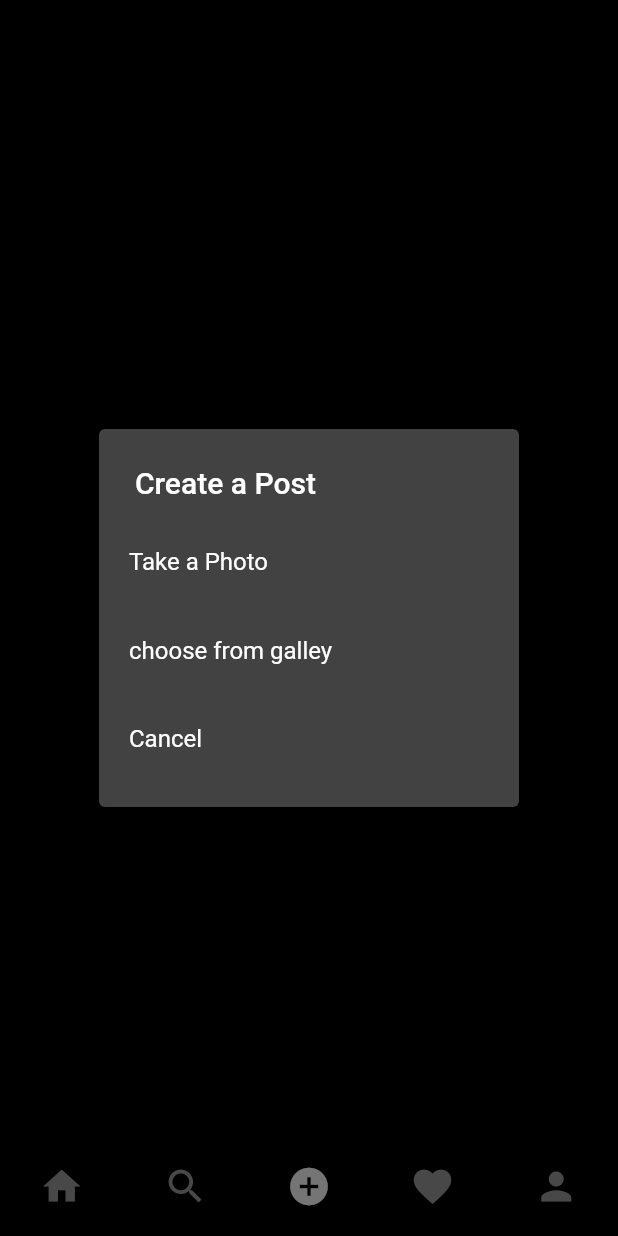
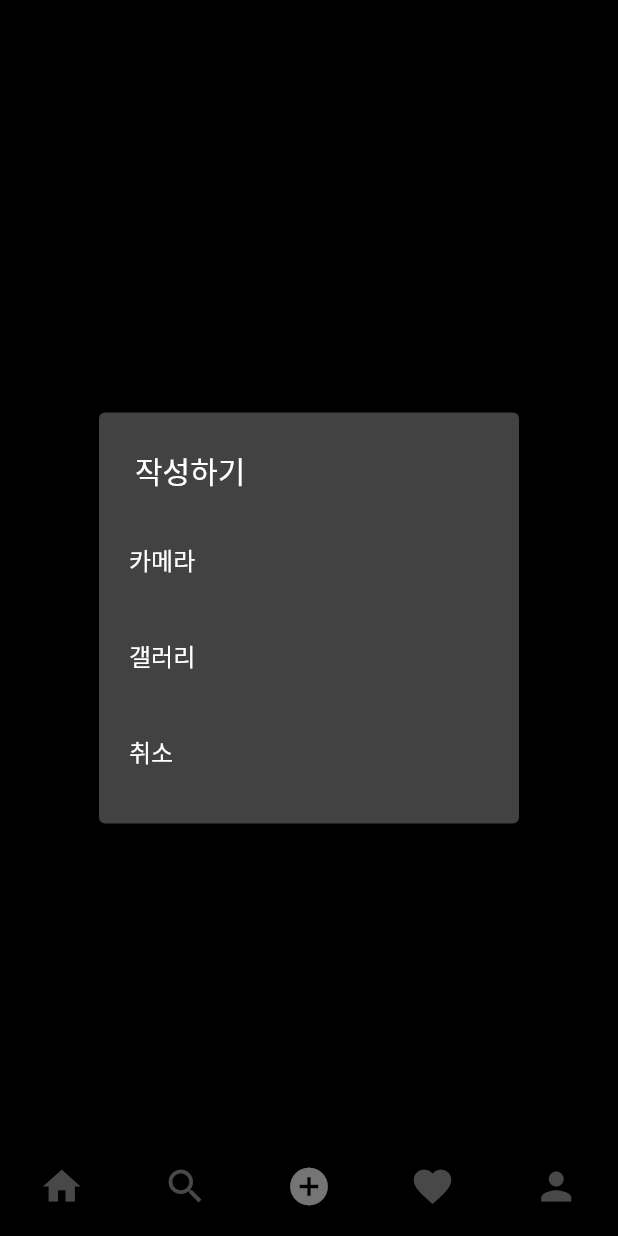
Before and after one commit to ucasedim/flutter_tut, a Flutter app: the screen it shows once a user with an empty profile is signed in, item 3 of the bottom bar chosen, after a tap on the "upload" icon, on a phone screen of 412 x 824 dp. Run offline on Flutter 3.47's test engine with Material 2 defaults, Android fonts, the light colour scheme and no system bars; our stand-ins replace cloud_firestore, firebase_auth, firebase_core, firebase_messaging, firebase_storage, flutter_local_notifications and 4 more; missing offline and left inert: restart_app; accounts and stored records are empty; network calls fail; statements that could not run were skipped; project files that could hold a hidden picture were left out.

Commit message:
튜툐리얼입니다.

```diff
--- a/lib/main.dart
+++ b/lib/main.dart
@@ -2,6 +2,7 @@ import 'package:firebase_messaging/firebase_messaging.dart';
 import 'package:flutter_local_notifications/flutter_local_notifications.dart';
 import 'package:flutter_tut/api/firebase_web_api.dart';
 import 'package:flutter_tut/log/test_logger.dart';
+import 'package:flutter_tut/providers/layout_widget_provider.dart';
 import 'package:flutter_tut/providers/user_provider.dart';
 import 'package:flutter_tut/utils/global_variables.dart';
 import 'package:logger/logger.dart';
@@ -58,6 +59,9 @@ class MyApp extends StatelessWidget {
             ChangeNotifierProvider(
               create: (_) => UserProvider(),
             ),
+            ChangeNotifierProvider(
+              create: (_) => LayoutWidgetProvider(),
+            ),
           ],
           child: MaterialApp(
             debugShowCheckedModeBanner: false,
@@ -78,10 +82,11 @@ class MyApp extends StatelessWidget {
                   loggerNoStack.i(snapshot.hasData);
 
                   if (snapshot.hasData) {
+
                     return const ResponsiveLayout(
-                      mobileScreenLayout: MobileScreenLayout(),
-                      webScreenLayout: WebScreenLayout(),
-                    );
+                        mobileScreenLayout: MobileScreenLayout(),
+                        webScreenLayout: WebScreenLayout(),
+                      );
                   } else if (snapshot.hasError) {
                     return Center(
                       child: Text('${snapshot.error}'),
--- /dev/null
+++ b/lib/providers/layout_widget_provider.dart
@@ -0,0 +1,20 @@
+import 'package:flutter_tut/log/test_logger.dart';
+
+import '../model/user.dart';
+import 'package:flutter/material.dart';
+import 'package:flutter_tut/resources/auth_methods.dart';
+
+
+class LayoutWidgetProvider with ChangeNotifier{
+  int _layoutPage = 0;
+
+  int getLayoutPage() {
+    return this._layoutPage;
+  }
+
+  Future<void>setLayoutPage(int layoutPage) async{
+    this._layoutPage = layoutPage;
+    notifyListeners();
+  }
+
+}
--- a/lib/responsive/mobile_screen_layout.dart
+++ b/lib/responsive/mobile_screen_layout.dart
@@ -1,5 +1,6 @@
 import 'package:flutter/cupertino.dart';
 import 'package:flutter_tut/api/firebase_api.dart';
+import 'package:flutter_tut/providers/layout_widget_provider.dart';
 import 'package:flutter_tut/utils/colors.dart';
 import 'package:flutter_tut/utils/global_variables.dart';
 import 'package:flutter_tut/utils/utils.dart';
@@ -15,8 +16,8 @@ import 'package:flutter/material.dart';
 import 'package:logger/logger.dart';
 
 class MobileScreenLayout extends StatefulWidget {
+
   const MobileScreenLayout({Key? key}) : super(key: key);
-
   @override
   State<MobileScreenLayout> createState() => _MobileScreenLayoutState();
 
@@ -27,11 +28,11 @@ class _MobileScreenLayoutState extends State<MobileScreenLayout>
 
   int _page = 0;
   late PageController pageController;
-
   String username = "";
 
   @override
   void initState() {
+    super.initState();
     pageController = PageController();
     getUsername();
     initMobileNotification();
@@ -44,10 +45,8 @@ class _MobileScreenLayoutState extends State<MobileScreenLayout>
         FlutterLocalNotification.requestNotificationPermission()
     );
 
-    super.initState();
     WidgetsBinding.instance.addObserver(this);
   }
-
 
   @override
   void dispose() {
@@ -82,6 +81,7 @@ class _MobileScreenLayoutState extends State<MobileScreenLayout>
   }
 
   void onPageChanged(int page){
+    LayoutWidgetProvider().setLayoutPage(page);
     logger.w(_page);
     setState(() {
       _page = page;
@@ -91,6 +91,19 @@ class _MobileScreenLayoutState extends State<MobileScreenLayout>
   @override
   Widget build(BuildContext context) {
     try {
+      LayoutWidgetProvider vm = context.read();
+
+      print(vm.getLayoutPage());
+      print(vm.getLayoutPage());
+      print(vm.getLayoutPage());
+      print(vm.getLayoutPage());
+      print(vm.getLayoutPage());
+      print(vm.getLayoutPage());
+      print(vm.getLayoutPage());
+      print(vm.getLayoutPage());
+      print(vm.getLayoutPage());
+      print(vm.getLayoutPage());
+      print(vm.getLayoutPage());
       model.User user = Provider
           .of<UserProvider>(context)
           .getUser;
--- a/lib/screen/add_post_screen.dart
+++ b/lib/screen/add_post_screen.dart
@@ -1,9 +1,14 @@
 import 'dart:typed_data';
 
 import 'package:flutter/material.dart';
+import 'package:flutter_tut/log/test_logger.dart';
+import 'package:flutter_tut/providers/layout_widget_provider.dart';
 import 'package:flutter_tut/providers/user_provider.dart';
 import 'package:flutter_tut/resources/firestore_mehtod.dart';
+import 'package:flutter_tut/responsive/web_screen_layout.dart';
+import 'package:flutter_tut/screen/feed_screen.dart';
 import 'package:flutter_tut/utils/colors.dart';
+import 'package:flutter_tut/utils/global_variables.dart';
 import 'package:flutter_tut/utils/utils.dart';
 import 'package:image_picker/image_picker.dart';
 import 'package:provider/provider.dart';
@@ -46,9 +51,8 @@ class _AddPostScreenState extends State<AddPostScreen> {
           setState(() {
             _isLoading = false;
           });
-
           clearImage();
-
+          postSuccess();
         }else{
           showSnackBar(res, context);
           setState(() {
@@ -76,16 +80,21 @@ class _AddPostScreenState extends State<AddPostScreen> {
     showSnackBar('file = null', context);
   }
 
+  void postSuccess(){
+    loggerNoStack.e("getLayoutPage : ${LayoutWidgetProvider().getLayoutPage()}");
+    LayoutWidgetProvider().setLayoutPage(0);
+  }
+
   _selectImage(BuildContext context ) async{
     return showDialog(
         context: context,
         builder: (context) {
           return SimpleDialog(
-            title: const Text('Create a Post'),
+            title: const Text('작성하기'),
             children: [
               SimpleDialogOption(
                 padding: const EdgeInsets.all(20),
-                child: const Text('Take a Photo'),
+                child: const Text('카메라'),
                 onPressed: () async{
                   Navigator.of(context).pop();
                   Uint8List file = await pickImage(ImageSource.camera,);
@@ -96,7 +105,7 @@ class _AddPostScreenState extends State<AddPostScreen> {
               ),
               SimpleDialogOption(
                 padding: const EdgeInsets.all(20),
-                child: const Text('choose from galley'),
+                child: const Text('갤러리'),
                 onPressed: () async{
                   Navigator.of(context).pop();
                   Uint8List file = await pickImage(ImageSource.gallery);
@@ -107,7 +116,7 @@ class _AddPostScreenState extends State<AddPostScreen> {
               ),
               SimpleDialogOption(
                 padding: const EdgeInsets.all(20),
-                child: const Text('Cancel'),
+                child: const Text('취소'),
                 onPressed: () {
                   Navigator.of(context).pop();
                 },
@@ -124,10 +133,28 @@ class _AddPostScreenState extends State<AddPostScreen> {
   Widget build(BuildContext context) {
 
     final User user = Provider.of<UserProvider>(context).getUser;
-    return _file == null? Center(
-      child: IconButton(
+    return _file == null?
+    GestureDetector(
+      onTap: ()=> _selectImage(context),
+      child: Center(
+        child: Container(
+          child:
+              Center(
+                  child: Column(
+                    mainAxisAlignment: MainAxisAlignment.center,
+                    crossAxisAlignment: CrossAxisAlignment.center,
+                    children: [
+                      IconButton(
                         icon: const Icon(Icons.upload),
                         onPressed: ()=>_selectImage(context),
+                      ),
+                      Text(
+                          '업로드하기',
+                      ),
+                    ],
+                  ),
+              ),
+        ),
       ),
     )
     : Scaffold(
@@ -137,7 +164,7 @@ class _AddPostScreenState extends State<AddPostScreen> {
           icon: const Icon(Icons.arrow_back),
           onPressed: clearImage,
         ),
-        title: const Text('Post to'),
+        title: const Text('작성하기'),
         centerTitle: false,
         actions: [
           TextButton(
@@ -148,7 +175,7 @@ class _AddPostScreenState extends State<AddPostScreen> {
                             user.photoUrl
                         ),
                     child: const Text(
-                'POST',
+                '게시하기',
                 style: TextStyle(
                     color: Colors.blueAccent,
                     fontWeight: FontWeight.bold,
@@ -162,47 +189,62 @@ class _AddPostScreenState extends State<AddPostScreen> {
           _isLoading ?
           const LinearProgressIndicator( color: Colors.blueAccent,)
               : Padding(padding: EdgeInsets.only(top:0)),
-          const Divider(),
-          Row(
+          IntrinsicHeight(
+            child: Row(
               mainAxisAlignment: MainAxisAlignment.spaceAround,
-            crossAxisAlignment: CrossAxisAlignment.start,
+              crossAxisAlignment: CrossAxisAlignment.center,
               children: [
-              CircleAvatar(
+                /*
+                Container(
+                  child: Center(
+                    child: CircleAvatar(
                       backgroundImage: NetworkImage(
                         user.photoUrl,
                       ),
                     ),
-              SizedBox(
-                width: MediaQuery.of(context).size.width*0.3,
-                child: TextField(
-                  controller: _descriptionController,
-                  decoration: const InputDecoration(
-                    hintText: 'Write a caption...',
-                    border: InputBorder.none
-                  ),
-                  maxLines: 8,
                   ),
                 ),
-              SizedBox(
-                height: 45,
-                width: 45,
+                */
+                Container(
+                  child: Padding(
+                    padding: const EdgeInsets.all(8.0),
+                    child: Center(
+                      child: SizedBox(
+                        height: MediaQuery.of(context).size.width*0.25,
+                        width: MediaQuery.of(context).size.width*0.25,
                         child: AspectRatio(
                           aspectRatio: 487 / 451,
                           child: Container(
                             decoration: BoxDecoration(
+                              border: Border.all(),
                               image: DecorationImage(
                                 image : MemoryImage(_file!),
                                 fit: BoxFit.fill,
-                        alignment: FractionalOffset.topCenter,
+                                alignment: FractionalOffset.center,
                               ),
                             ),
                           ),
                         ),
                       ),
-              const Divider(
-
+                    ),
+                  ),
+                ),
+                Container(
+                  height: MediaQuery.of(context).size.height*0.65,
+                  child: SizedBox(
+                    width: MediaQuery.of(context).size.width*0.65,
+                    child: TextField(
+                      controller: _descriptionController,
+                      decoration: const InputDecoration(
+                        hintText: '글을 작성해주세요',
+                        border: InputBorder.none,
+                      ),
+                      maxLines: 100,
+                    ),
+                  ),
                 ),
               ],
+            ),
           )
         ],
       ),
--- a/lib/screen/feed_screen.dart
+++ b/lib/screen/feed_screen.dart
@@ -25,13 +25,15 @@ class FeedScreen extends StatelessWidget {
         actions: [
           IconButton(
             onPressed: (){},
-            icon: Icon(Icons.message_outlined
-            ),
+            icon: Icon(Icons.message_outlined),
           ),
         ],
       ),
       body: StreamBuilder(
-          stream: FirebaseFirestore.instance.collection('posts').snapshots(),
+          stream: FirebaseFirestore.instance
+              .collection('posts')
+              .orderBy('datePublished' , descending: true)
+              .snapshots(),
           builder: (context, AsyncSnapshot<QuerySnapshot<Map<String,dynamic>>> snapshot){
             if(snapshot.connectionState == ConnectionState.waiting){
               return const Center(
--- a/lib/utils/global_variables.dart
+++ b/lib/utils/global_variables.dart
@@ -8,6 +8,7 @@ import 'package:flutter_tut/screen/search_screen.dart';
 
 const webScreenSize = 600;
 const appLogoSvgPath = 'assets/wow_logo.png';
+
 int appLifecycleState = 2;
 bool isComp0Noti = true;
 bool isComp1Noti = true;
@@ -27,4 +28,5 @@ List<Widget> homeScreenItems = [
   const AppNotificationSettings(),
 ];
 
+
 final GlobalKey<NavigatorState> naviagatorState = GlobalKey<NavigatorState>();
--- a/lib/widgets/post_card.dart
+++ b/lib/widgets/post_card.dart
@@ -144,10 +144,9 @@ class _PostCardState extends State<PostCard> {
               alignment: Alignment.center,
               children: [
                 SizedBox(
-                  height: MediaQuery.of(context).size.height * 0.35,
+                  height: MediaQuery.of(context).size.height * 0.5,
                   width: double.infinity,
-                  //child: Image.network('https://images.unsplash.com/photo-1606041008023-472dfb5e530f?ixlib=rb-4.0.3&ixid=M3wxMjA3fDB8MHxwaG90by1wYWdlfHx8fGVufDB8fHx8fA%3D%3D&auto=format&fit=crop&w=1976&q=80',
-                  child: Image.network(widget.snap['postUrl'], fit: BoxFit.cover,),
+                  child: Image.network(widget.snap['postUrl'], fit: BoxFit.contain,),
                 ),
                 AnimatedOpacity(
                   duration: const Duration(milliseconds: 200),
--- a/pubspec.yaml
+++ b/pubspec.yaml
@@ -52,7 +52,7 @@ dependencies:
   flutter_staggered_grid_view: ^0.7.0
   firebase_messaging: ^14.6.7
   flutter_local_notifications: ^15.1.1
-  #firebase_messaging_web: ^3.5.6
+  firebase_messaging_web: ^3.5.6
   permission_handler: ^11.0.0
   restart_app: ^1.2.1
   http: ^1.1.0
```
Also changed, not shown: 2 other files. Lines whose indentation alone changed are shown as unchanged.
